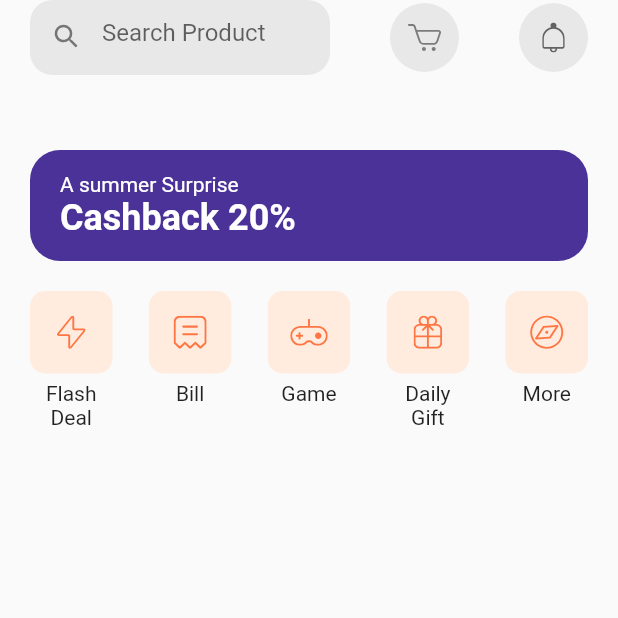
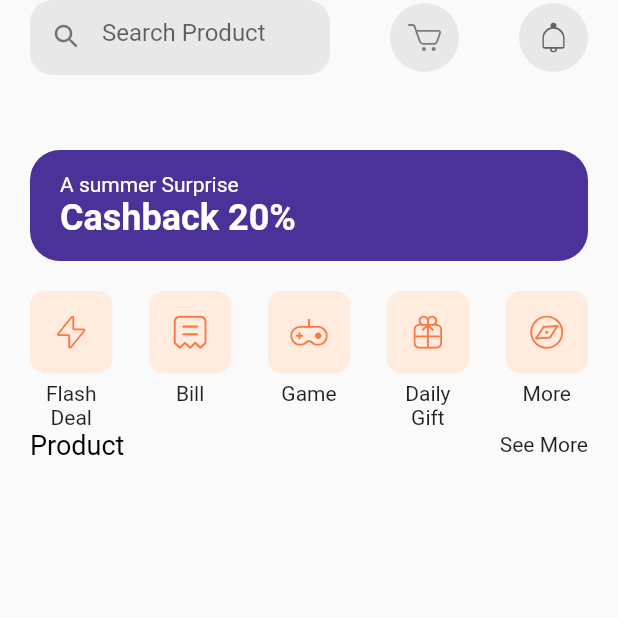
Before and after one commit to alafezai/E_CommerceFlutter, a Flutter app: the HomeScrennn screen opened by its route, on a phone screen of 412 x 824 dp, the top half of it. Run offline on Flutter 3.47's test engine with Material 2 defaults, Android fonts, the phone set to English and light mode, and no system bars; our stand-ins replace flutter_svg.

Commit message:
create product modele

```diff
--- a/lib/home/composent/body.dart
+++ b/lib/home/composent/body.dart
@@ -88,7 +88,9 @@ class Body extends StatelessWidget {
             ),
 
 //****************************Catigorie */
-            Categorie()
+            Categorie(),
+//******************Diplay Product */
+            ShowProduct()
           ],
         ),
       ),
@@ -169,3 +171,28 @@ class CardCategirie extends StatelessWidget {
     );
   }
 }
+
+class ShowProduct extends StatelessWidget {
+  const ShowProduct({Key? key}) : super(key: key);
+
+  @override
+  Widget build(BuildContext context) {
+    return Container(
+      // ignore: prefer_const_literals_to_create_immutables
+      child: Padding(
+        padding: EdgeInsets.symmetric(horizontal: 20),
+        child:
+            Row(mainAxisAlignment: MainAxisAlignment.spaceBetween, children: [
+          Text(
+            "Product",
+            style: TextStyle(fontSize: 18, color: Colors.black),
+          ),
+          GestureDetector(
+            onTap: () => {},
+            child: Text("See More"),
+          )
+        ]),
+      ),
+    );
+  }
+}
--- /dev/null
+++ b/lib/home/composent/modele/Product.dart
@@ -0,0 +1,103 @@
+import 'package:flutter/material.dart';
+
+class Product {
+  final int id;
+  final String title, description;
+  final List<String> images;
+  final List<Color> colors;
+  final double rating, price;
+  final bool isFavourite, isPopular;
+
+  Product({
+    required this.id,
+    required this.images,
+    required this.colors,
+    this.rating = 0.0,
+    this.isFavourite = false,
+    this.isPopular = false,
+    required this.title,
+    required this.price,
+    required this.description,
+  });
+}
+
+// Our demo Products
+
+List<Product> demoProducts = [
+  Product(
+    id: 1,
+    images: [
+      "assets/images/ps4_console_white_1.png",
+      "assets/images/ps4_console_white_2.png",
+      "assets/images/ps4_console_white_3.png",
+      "assets/images/ps4_console_white_4.png",
+    ],
+    colors: [
+      Color(0xFFF6625E),
+      Color(0xFF836DB8),
+      Color(0xFFDECB9C),
+      Colors.white,
+    ],
+    title: "Wireless Controller for PS4™",
+    price: 64.99,
+    description: description,
+    rating: 4.8,
+    isFavourite: true,
+    isPopular: true,
+  ),
+  Product(
+    id: 2,
+    images: [
+      "assets/images/Image Popular Product 2.png",
+    ],
+    colors: [
+      Color(0xFFF6625E),
+      Color(0xFF836DB8),
+      Color(0xFFDECB9C),
+      Colors.white,
+    ],
+    title: "Nike Sport White - Man Pant",
+    price: 50.5,
+    description: description,
+    rating: 4.1,
+    isPopular: true,
+  ),
+  Product(
+    id: 3,
+    images: [
+      "assets/images/glap.png",
+    ],
+    colors: [
+      Color(0xFFF6625E),
+      Color(0xFF836DB8),
+      Color(0xFFDECB9C),
+      Colors.white,
+    ],
+    title: "Gloves XC Omega - Polygon",
+    price: 36.55,
+    description: description,
+    rating: 4.1,
+    isFavourite: true,
+    isPopular: true,
+  ),
+  Product(
+    id: 4,
+    images: [
+      "assets/images/wireless headset.png",
+    ],
+    colors: [
+      Color(0xFFF6625E),
+      Color(0xFF836DB8),
+      Color(0xFFDECB9C),
+      Colors.white,
+    ],
+    title: "Logitech Head",
+    price: 20.20,
+    description: description,
+    rating: 4.1,
+    isFavourite: true,
+  ),
+];
+
+const String description =
+    "Wireless Controller for PS4™ gives you what you want in your gaming from over precision control your games to sharing …";
```
